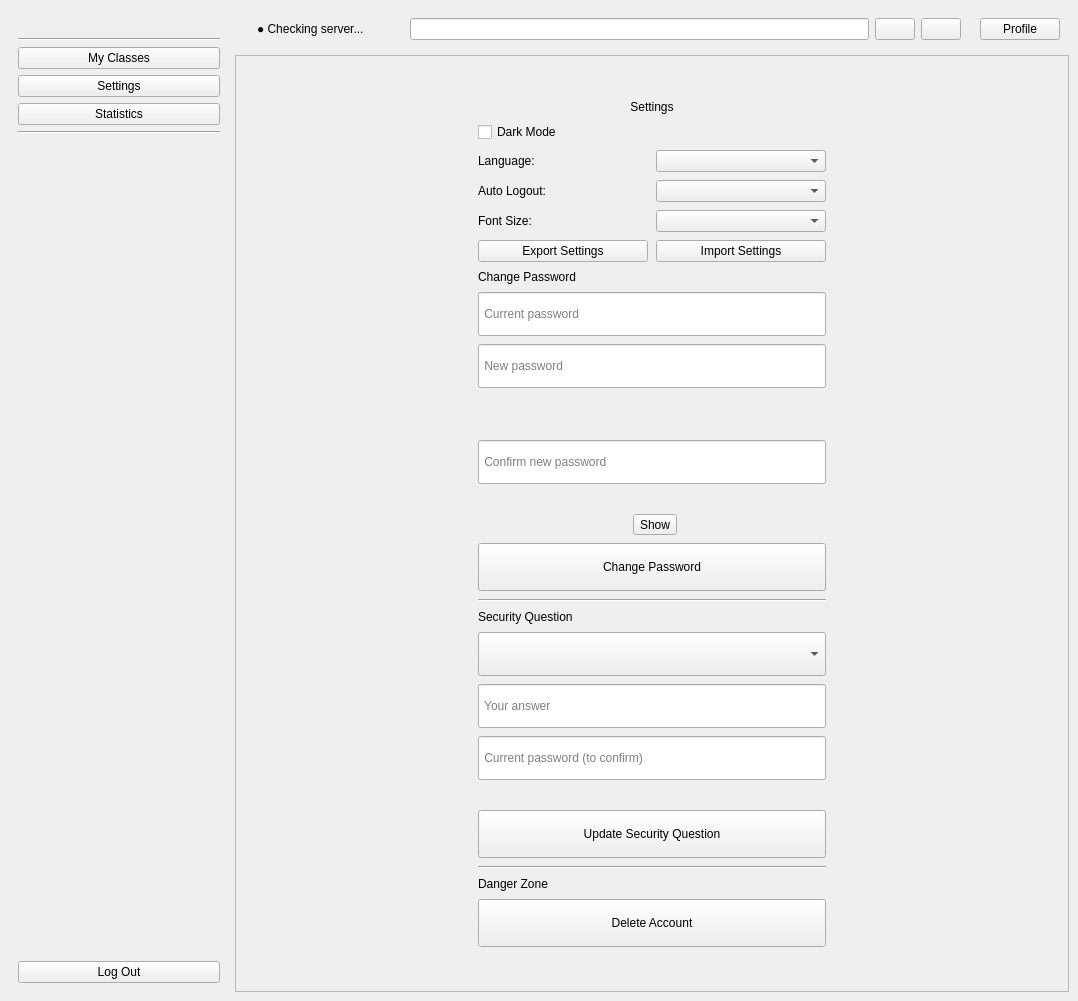
Above: ui/main_window.ui from imndllnuri/students-attendance-app before the change. Below: the same form after it.
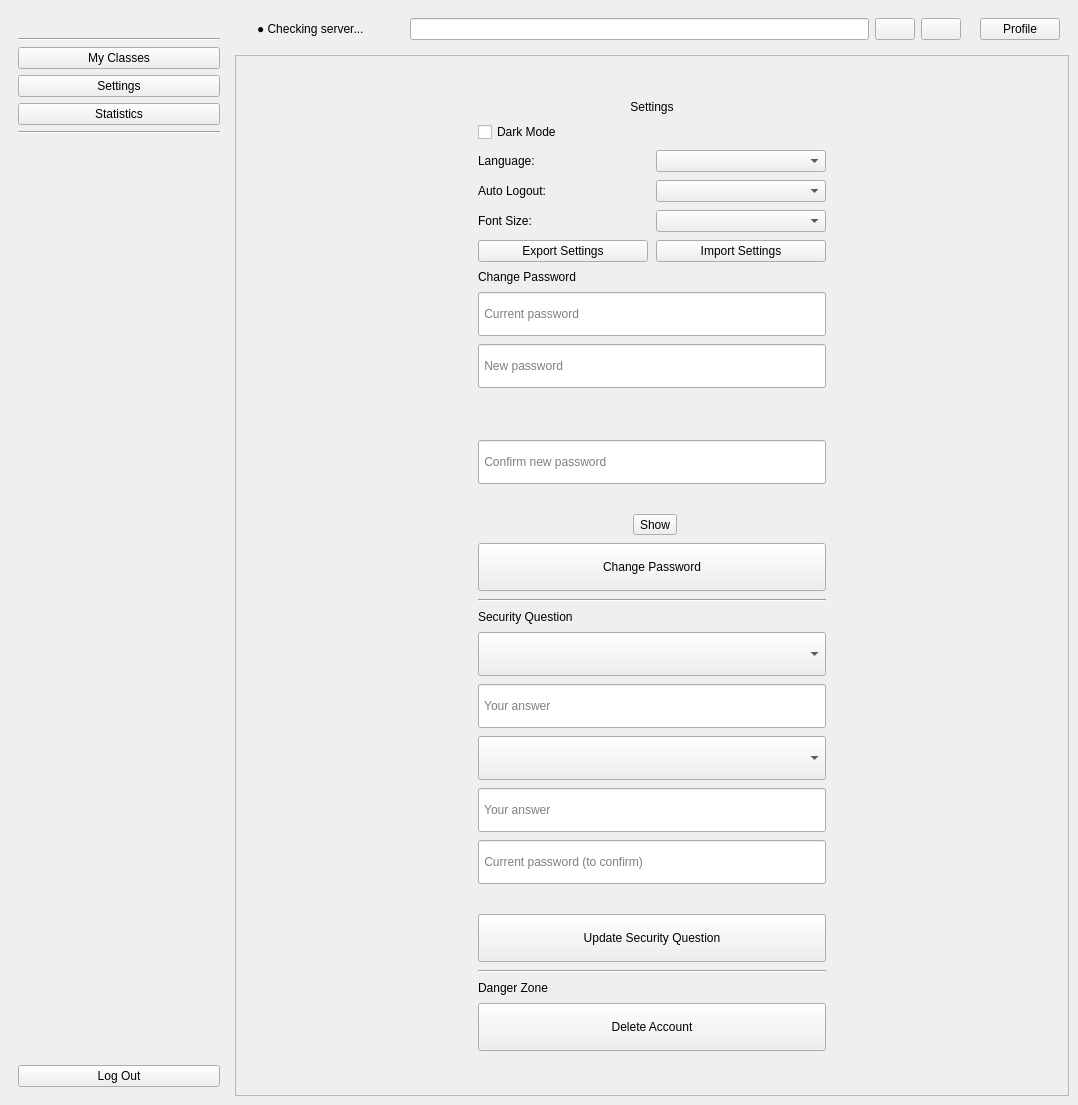
That is the form after the change. The open tabs and pages were chosen to show the change. Icons and pictures are not drawn.

Commit message:
#6: Multiple security questions (pick 2 of 3)
Claude-Session: https://claude.ai/code/session_01WkguXLodip65sTYi6cfzfG

The edit to the form file:
```diff
--- a/ui/main_window.ui
+++ b/ui/main_window.ui
@@ -439,6 +439,17 @@
                  <property name="placeholderText"><string> Your answer</string></property>
                 </widget>
                </item>
+               <item>
+                <widget class="QComboBox" name="settings_security_question_2_combo">
+                 <property name="minimumSize"><size><width>0</width><height>44</height></size></property>
+                </widget>
+               </item>
+               <item>
+                <widget class="QLineEdit" name="settings_answer_2_le">
+                 <property name="minimumSize"><size><width>0</width><height>44</height></size></property>
+                 <property name="placeholderText"><string> Your answer</string></property>
+                </widget>
+               </item>
                <item>
                 <widget class="QLineEdit" name="settings_current_password_for_question_le">
                  <property name="minimumSize"><size><width>0</width><height>44</height></size></property>
```
The commit also changes 18 other files.
